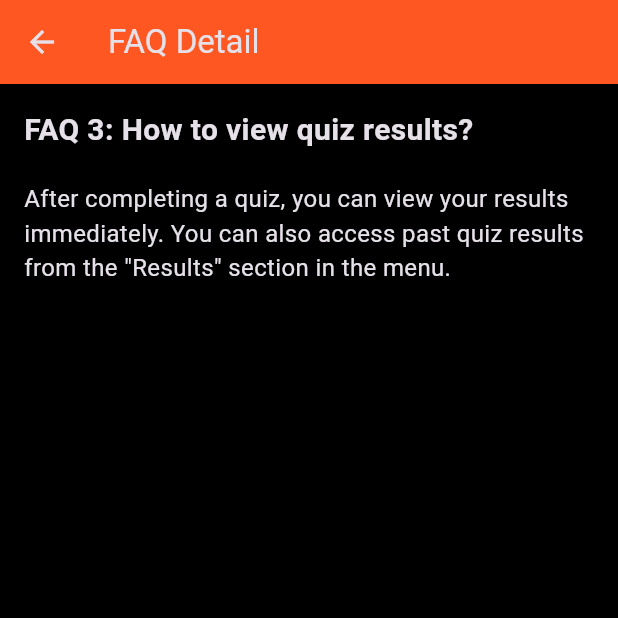
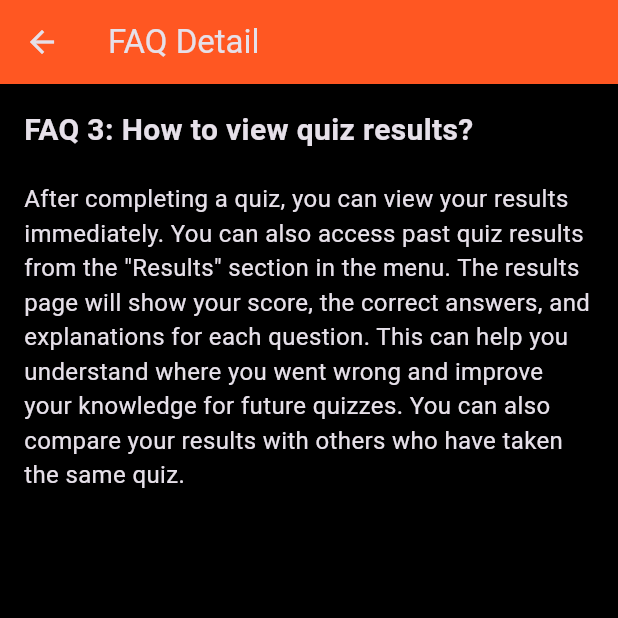
Before and after one commit to fisforfaheem/knowledge_zone, a Flutter app: the FaqPage screen opened directly, after a tap on "FAQ 3: How to view quiz results?", on a phone screen of 412 x 824 dp, the top half of it. Run offline on Flutter 3.47's test engine with Material 3 defaults, Android fonts, the light colour scheme and no system bars; our stand-ins replace confetti, flutter_animate, hive, hive_flutter, share_plus, shared_preferences and 1 more; accounts and stored records are empty.

Commit message:
update: improvements

```diff
--- a/icons_launcher.yaml
+++ b/icons_launcher.yaml
@@ -1,5 +1,5 @@
 icons_launcher:
-  image_path: "assets/images/gen_know.png"
+  image_path: "assets/images/playstore.png"
   platforms:
     android:
       enable: true
--- a/lib/faq_page.dart
+++ b/lib/faq_page.dart
@@ -15,7 +15,7 @@ class FaqPage extends StatelessWidget {
           _buildFaqTile(
             context,
             'FAQ 1: How to start a quiz?',
-            'To start a quiz, go to the main screen and select a quiz category. Then, click on the "Start Quiz" button to begin.',
+            'To start a quiz, go to the main screen and select a quiz category. Then, click on the "Start Quiz" button to begin. Make sure you have selected the correct category that interests you. Once you start the quiz, you will be presented with a series of questions. Answer each question to the best of your ability and submit your answers at the end to see your score.',
             Icons.help_outline,
             Colors.blue,
           ),
@@ -23,7 +23,7 @@ class FaqPage extends StatelessWidget {
           _buildFaqTile(
             context,
             'FAQ 2: How to create a new quiz?',
-            'To create a new quiz, navigate to the "Create Quiz" section from the menu. Fill in the quiz details, add questions, and save the quiz.',
+            'To create a new quiz, navigate to the "Create Quiz" section from the menu. Fill in the quiz details, add questions, and save the quiz. You can add multiple choice questions, true/false questions, or even short answer questions. Once you have added all the questions, review them to ensure accuracy and completeness. Finally, save the quiz and it will be available for others to take.',
             Icons.add_circle_outline,
             Colors.green,
           ),
@@ -31,13 +31,26 @@ class FaqPage extends StatelessWidget {
           _buildFaqTile(
             context,
             'FAQ 3: How to view quiz results?',
-            'After completing a quiz, you can view your results immediately. You can also access past quiz results from the "Results" section in the menu.',
+            'After completing a quiz, you can view your results immediately. You can also access past quiz results from the "Results" section in the menu. The results page will show your score, the correct answers, and explanations for each question. This can help you understand where you went wrong and improve your knowledge for future quizzes. You can also compare your results with others who have taken the same quiz.',
             Icons.bar_chart,
             Colors.orange,
           ),
+          // const Divider(),
+          // _buildFaqTile(
+          //   context,
+          //   'FAQ 5: How to share quiz results?',
+          //   'To share your quiz results, go to the results page and click on the "Share" button. You can share your results via social media, email, or messaging apps. Sharing your results can be a great way to challenge your friends and family to take the quiz and see how they score. It can also be a fun way to show off your knowledge and achievements. Make sure to add a personal message when sharing to make it more engaging.',
+          //   Icons.share,
+          //   Colors.purple,
+          // ),
           const Divider(),
-
-          // Add more FAQs here
+          _buildFaqTile(
+            context,
+            'FAQ 6: How to customize quiz settings?',
+            'To customize quiz settings, go to the settings page from the menu. Here, you can adjust the difficulty level, time limits, and other preferences. You can choose to make the quiz easier or harder depending on your skill level. You can also set a time limit for each question to make the quiz more challenging. Additionally, you can enable or disable hints and explanations for each question. Customizing the settings can help you tailor the quiz experience to your liking.',
+            Icons.settings,
+            Colors.teal,
+          ),
         ],
       ),
     );
--- a/lib/main.dart
+++ b/lib/main.dart
@@ -3,8 +3,8 @@ import 'dart:math';
 
 import 'package:flutter/material.dart';
 import 'package:flutter_animate/flutter_animate.dart';
-import 'package:general_knowledge_app/faq_page.dart';
-import 'package:general_knowledge_app/questions.dart';
+import 'package:knowledge_zone/faq_page.dart';
+import 'package:knowledge_zone/questions.dart';
 import 'package:hive/hive.dart';
 import 'package:hive_flutter/adapters.dart';
 import 'package:share_plus/share_plus.dart';
@@ -335,13 +335,14 @@ class _SplashScreenState extends State<SplashScreen>
             children: [
               ScaleTransition(
                 scale: _animation,
-                child: const Icon(Icons.quiz, size: 100, color: Colors.white),
+                child: Image.asset('assets/images/playstore.png',
+                    width: 100, height: 100),
               ),
               const SizedBox(height: 20),
               FadeTransition(
                 opacity: _animation,
                 child: const Text(
-                  'World Knowledge Quiz',
+                  'Knowledge Zone',
                   style: TextStyle(
                     fontSize: 24,
                     color: Colors.white,
@@ -384,7 +385,7 @@ class HomeScreen extends StatelessWidget {
             children: [
               const SizedBox(height: 40),
               const Text(
-                'World Knowledge',
+                'Knowledge Zone',
                 style: TextStyle(
                   fontSize: 40,
                   color: Colors.white,
@@ -781,7 +782,7 @@ class _ResultScreenState extends State<ResultScreen> {
 
 class PrivacyPolicyPage extends StatelessWidget {
   PrivacyPolicyPage({super.key});
-  String url = 'https://www.google.com';
+  String url = 'https://sites.google.com/view/dev-tech-knowledge-zone/home';
   @override
   Widget build(BuildContext context) {
     return Scaffold(
@@ -856,7 +857,7 @@ class MorePage extends StatelessWidget {
           subtitle: const Text('Rate and review this app'),
           trailing: const Icon(Icons.arrow_forward_ios, color: Colors.grey),
           onTap: () => launchUrlString(
-              'https://play.google.com/store/apps/details?id=com.example.general_knowledge_app'),
+              'https://play.google.com/store/apps/details?id=com.example.knowledge_zone'),
         ),
         const Divider(),
         ListTile(
@@ -894,7 +895,7 @@ class AboutPage extends StatelessWidget {
             crossAxisAlignment: CrossAxisAlignment.start,
             children: [
               Text(
-                'World Knowledge Quiz',
+                'Knowledge Zone',
                 style: TextStyle(
                   fontSize: 24,
                   fontWeight: FontWeight.bold,
```
Also changed, not shown: pubspec.yaml (+9 -5 lines), assets/images/gen_know.png (deleted), assets/images/playstore.png (added), pubspec.lock, 20 other files.
